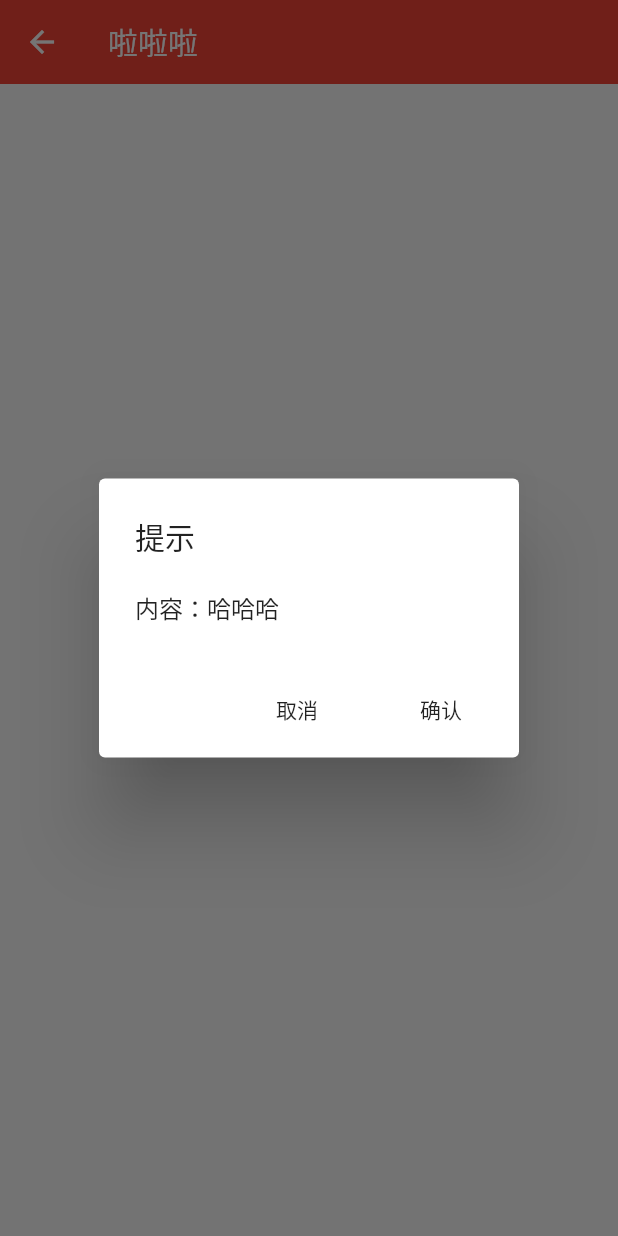
After one commit to DDYFlutter/flutter_test, a Flutter app: the GlobalDialog screen opened directly, after a tap on "来吧 展示", on a phone screen of 412 x 824 dp. The commit adds this screen. Run offline on Flutter 3.47's test engine with Material 2 defaults, Android fonts, the phone set to English and light mode, and no system bars; our stand-ins replace dio; network calls fail; statements that could not run were skipped.

Commit message:
Refresh
Refresh

```diff
--- a/flutter_learn/lib/pageWidgets/bottomBar/ddy_bottom_bar.dart
+++ b/flutter_learn/lib/pageWidgets/bottomBar/ddy_bottom_bar.dart
@@ -30,7 +30,7 @@ class _tabbarState extends State<DDYBottomBar> {
     var isSelect = index == _selectedIndex;
     var itemText = _itemIconList[index];
     var itemIcon = 'image/main_tab_' + '${_itemIconList[index]}' + '${isSelect ? '_pre.png' : '_nor.png'}';
-    var itemSize = isSelect ? 34.0 : 34.0;
+    var itemSize = isSelect ? 32.0 : 32.0;
     var itemColor = isSelect ? Colors.cyan : Colors.grey;
 
     return BottomNavigationBarItem(
@@ -42,10 +42,10 @@ class _tabbarState extends State<DDYBottomBar> {
   Widget _buildBottomBar() {
     return BottomNavigationBar(
       items: [_buildBottomBarItem(0), _buildBottomBarItem(1), _buildBottomBarItem(2), _buildBottomBarItem(3)],
-      type: BottomNavigationBarType.shifting,
+      type: BottomNavigationBarType.fixed,
       onTap: _onTapToSelectItem,
       currentIndex: _selectedIndex,
-      elevation: 10.0,
+      elevation: 0.0,
       showSelectedLabels: true,
       showUnselectedLabels: true,
     );
--- /dev/null
+++ b/flutter_learn/lib/pageWidgets/dialog/global_dialog.dart
@@ -0,0 +1,85 @@
+import 'package:flutter/material.dart';
+import 'dart:async';
+
+enum Action {
+  Ok,
+  Cancel
+}
+
+class GlobalDialog extends StatefulWidget {
+  @override
+  _GlobalDialogState createState() => _GlobalDialogState();
+}
+
+class _GlobalDialogState extends State<GlobalDialog> {
+  String _choice = '空空如也';
+
+  Future showGlobalDialog(String message) async {
+
+    final action = await showDialog(context: context, barrierDismissible: false, builder: (BuildContext context){
+      return AlertDialog(
+        title: Text('提示'),
+        content: Text('内容：$message'),
+        actions: <Widget>[
+          FlatButton(
+            child: Text('取消'),
+            onPressed: () {
+              Navigator.pop(context, Action.Cancel);
+              },
+      ),
+          FlatButton(
+            child: Text('确认'),
+            onPressed: () {
+              Navigator.pop(context, Action.Ok);
+              },
+          ),
+        ],
+      );
+    });
+
+    switch (action) {
+      case Action.Ok:
+        setState(() {
+          _choice = '确定';
+        });
+        break;
+      case Action.Cancel:
+        setState(() {
+          _choice = '取消';
+        });
+        break;
+      default:
+    }
+  }
+
+  @override
+  Widget build(BuildContext context) {
+    return Scaffold(
+      appBar: AppBar(
+        title: Text('啦啦啦'),
+        elevation: 0.0,
+      ),
+      body: Container(
+        padding: EdgeInsets.all(16.0),
+        child: Column(
+          mainAxisAlignment: MainAxisAlignment.center,
+          children: <Widget>[
+            Text('选择了: $_choice'),
+            SizedBox(height: 16.0,),
+            Row(
+              mainAxisAlignment: MainAxisAlignment.center,
+              children: <Widget>[
+                RaisedButton(
+                  child: Text('来吧 展示'),
+                  onPressed: () {
+                    showGlobalDialog("哈哈哈");
+                },
+                ),
+              ],
+            ),
+          ],
+        ),
+      ),
+    );
+  }
+}
```
Also changed, not shown: flutter_learn/lib/pageWidgets/chats/main_chats.dart (+6 -4 lines), flutter_learn/pubspec.yaml (+16 -7 lines), flutter_learn/lib/main.dart (line endings or trailing spaces), flutter_learn/pubspec.lock (added), 28 other files.
